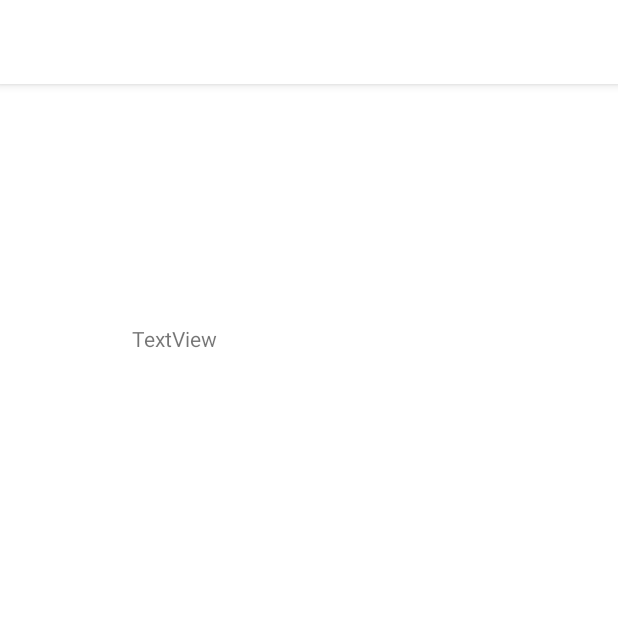
After one commit to FabioYyc/MoiveMemories, an Android app: the fragment WatchlistFragment shown on its own in the app's theme, on a phone screen of 412 x 824 dp, the top half of it. The commit adds this screen. Run offline under Robolectric (Android 15) with nearby library versions, the phone set to English and light mode, and no system bars.

Commit message:
added repo, database and viewmodel, refactor the movie view into fragment

```diff
--- a/app/build.gradle
+++ b/app/build.gradle
@@ -40,5 +40,11 @@ dependencies {
     androidTestImplementation 'androidx.test.espresso:espresso-core:3.2.0'
     implementation 'com.google.android.material:material:1.1.0'
     implementation 'com.squareup.picasso:picasso:2.71828'
+    // ViewModel and LiveData
+    implementation 'androidx.lifecycle:lifecycle-viewmodel:2.2.0'
+    implementation "androidx.lifecycle:lifecycle-livedata:2.2.0"
+// Room
+    implementation 'androidx.room:room-runtime:2.2.5'
+    annotationProcessor 'androidx.room:room-compiler:2.2.5'
 
 }
--- a/app/src/main/AndroidManifest.xml
+++ b/app/src/main/AndroidManifest.xml
@@ -13,7 +13,7 @@
         android:theme="@style/AppTheme"
         android:usesCleartextTraffic="true">
         <activity
-            android:name=".ui.MovieViewActivity"
+            android:name=".ui.MovieViewFragment"
             android:label="@string/title_activity_movie_view"
             android:theme="@style/AppTheme.NoActionBar"
             ></activity>
--- a/app/src/main/java/com/example/moivememoir/ui/HomeFragment.java
+++ b/app/src/main/java/com/example/moivememoir/ui/HomeFragment.java
@@ -1,6 +1,5 @@
 package com.example.moivememoir.ui;
 
-import android.content.Intent;
 import android.os.AsyncTask;
 import android.os.Bundle;
 import android.view.LayoutInflater;
@@ -15,8 +14,7 @@ import androidx.fragment.app.Fragment;
 
 import com.example.moivememoir.R;
 import com.example.moivememoir.entities.Person;
-import com.example.moivememoir.rest.RestHelper;
-import com.google.gson.Gson;
+import com.example.moivememoir.helpers.RestHelper;
 
 import org.json.JSONArray;
 import org.json.JSONException;
@@ -25,7 +23,6 @@ import org.json.JSONObject;
 import java.text.DateFormat;
 import java.text.SimpleDateFormat;
 import java.util.ArrayList;
-import java.util.Calendar;
 import java.util.Date;
 import java.util.HashMap;
 import java.util.List;
--- a/app/src/main/java/com/example/moivememoir/ui/LoginActivity.java
+++ b/app/src/main/java/com/example/moivememoir/ui/LoginActivity.java
@@ -12,7 +12,7 @@ import android.widget.Toast;
 
 import com.example.moivememoir.R;
 import com.example.moivememoir.entities.Person;
-import com.example.moivememoir.rest.RestHelper;
+import com.example.moivememoir.helpers.RestHelper;
 import com.google.gson.Gson;
 
 public class LoginActivity  extends AppCompatActivity{
--- a/app/src/main/java/com/example/moivememoir/ui/RegisterActivity.java
+++ b/app/src/main/java/com/example/moivememoir/ui/RegisterActivity.java
@@ -7,13 +7,11 @@ import android.graphics.Color;
 import android.graphics.drawable.ColorDrawable;
 import android.os.AsyncTask;
 import android.os.Bundle;
-import android.util.Log;
 import android.view.View;
 import android.widget.ArrayAdapter;
 import android.widget.Button;
 import android.widget.DatePicker;
 import android.widget.EditText;
-import android.widget.RadioButton;
 import android.widget.RadioGroup;
 import android.widget.Spinner;
 import android.widget.TextView;
@@ -22,10 +20,9 @@ import android.widget.Toast;
 import androidx.appcompat.app.AppCompatActivity;
 
 import com.example.moivememoir.R;
-import com.example.moivememoir.rest.RestHelper;
+import com.example.moivememoir.helpers.RestHelper;
 
 import java.util.Calendar;
-import java.util.Date;
 
 public class RegisterActivity extends AppCompatActivity {
 
--- /dev/null
+++ b/app/src/main/java/com/example/moivememoir/ui/WatchlistFragment.java
@@ -0,0 +1,39 @@
+package com.example.moivememoir.ui;
+
+import android.os.Bundle;
+import android.view.LayoutInflater;
+import android.view.View;
+import android.view.ViewGroup;
+import android.widget.TextView;
+
+import androidx.fragment.app.Fragment;
+import androidx.lifecycle.ViewModelProvider;
+
+import com.example.moivememoir.R;
+import com.example.moivememoir.entities.Person;
+import com.example.moivememoir.viewModel.WatchListViewModel;
+
+import java.text.DateFormat;
+import java.text.SimpleDateFormat;
+import java.util.ArrayList;
+import java.util.Date;
+import java.util.HashMap;
+
+public class WatchlistFragment extends Fragment {
+    private TextView tvWatchlist;
+    private WatchListViewModel watchListViewModel;
+    @Override
+    public View onCreateView(LayoutInflater inflater, ViewGroup container,
+                             Bundle savedInstanceState) {
+
+        View view = inflater.inflate(R.layout.fragment_watchlist, container, false);
+        tvWatchlist = view.findViewById(R.id.testWatchlist);
+        watchListViewModel = new ViewModelProvider(getActivity()).get(WatchListViewModel.class);
+
+        return view;
+
+
+    }
+
+
+}
--- /dev/null
+++ b/app/src/main/java/com/example/moivememoir/viewModel/WatchListViewModel.java
@@ -0,0 +1,48 @@
+package com.example.moivememoir.viewModel;
+
+import android.app.Application;
+
+import androidx.lifecycle.LiveData;
+import androidx.lifecycle.MutableLiveData;
+import androidx.lifecycle.ViewModel;
+
+import com.example.moivememoir.entities.MovieToWatch;
+import com.example.moivememoir.repository.WatchListRepo;
+
+import java.util.List;
+
+public class WatchListViewModel extends ViewModel {
+    private WatchListRepo mRepo;
+    private MutableLiveData<List<MovieToWatch>> watchList;
+
+    public WatchListViewModel() {
+        watchList = new MutableLiveData<>();
+    }
+
+    public void setWatchList(List<MovieToWatch> movies) {
+        watchList.setValue(movies);
+    }
+
+    public LiveData<List<MovieToWatch>> getAllCustomers() {
+        return mRepo.getWatchList();
+    }
+
+    public void initalizeVars(Application application) {
+        mRepo = new WatchListRepo(application);
+    }
+
+    public void insert(MovieToWatch movie) {
+        mRepo.insert(movie);
+    }
+
+    public void insertAll(MovieToWatch... movies) {
+        mRepo.insertAll(movies);
+    }
+
+    public void delete(MovieToWatch movie) {
+        mRepo.delete(movie);
+    }
+    public MovieToWatch findByID(int movieId){
+        return mRepo.findByID(movieId);
+    }
+}
--- a/app/src/main/res/layout/activity_movie_view.xml
+++ b/app/src/main/res/layout/fragment_movie_view.xml
@@ -4,10 +4,10 @@
     xmlns:tools="http://schemas.android.com/tools"
     android:layout_width="match_parent"
     android:layout_height="match_parent"
-    tools:context=".ui.MovieViewActivity">
+    tools:context=".ui.MovieViewFragment">
 
     <Button
-        android:id="@+id/addWatchList2"
+        android:id="@+id/addWatchList"
         android:layout_width="144dp"
         android:layout_height="35dp"
         android:layout_marginTop="32dp"
@@ -179,7 +179,7 @@
         android:layout_marginTop="32dp"
         android:background="@drawable/button_outline_shape"
         android:text="Add to Memoir"
-        app:layout_constraintStart_toEndOf="@+id/addWatchList2"
+        app:layout_constraintStart_toEndOf="@+id/addWatchList"
         app:layout_constraintTop_toBottomOf="@+id/movieDetails" />
 
 
--- /dev/null
+++ b/app/src/main/res/layout/fragment_watchlist.xml
@@ -0,0 +1,19 @@
+<?xml version="1.0" encoding="utf-8"?>
+<androidx.constraintlayout.widget.ConstraintLayout
+    xmlns:android="http://schemas.android.com/apk/res/android"
+    xmlns:app="http://schemas.android.com/apk/res-auto"
+    xmlns:tools="http://schemas.android.com/tools"
+    android:layout_width="match_parent"
+    android:layout_height="match_parent">
+
+    <TextView
+        android:id="@+id/testWatchlist"
+        android:layout_width="wrap_content"
+        android:layout_height="wrap_content"
+        android:layout_marginStart="88dp"
+        android:layout_marginLeft="88dp"
+        android:layout_marginTop="160dp"
+        android:text="TextView"
+        app:layout_constraintStart_toStartOf="parent"
+        app:layout_constraintTop_toTopOf="parent" />
+</androidx.constraintlayout.widget.ConstraintLayout>
```
Also changed, not shown: app/src/main/java/com/example/moivememoir/adapter/SearchMovieAdapter.java (renamed from app/src/main/java/com/example/moivememoir/adapter/RecyclerViewAdapter.java, +29 -13 lines), app/src/main/java/com/example/moivememoir/dao/WatchListDAO.java (added, +37 -0 lines), app/src/main/java/com/example/moivememoir/database/WatchListDB.java (added, +34 -0 lines), app/src/main/java/com/example/moivememoir/entities/MovieToWatch.java (added, +69 -0 lines), app/src/main/java/com/example/moivememoir/helpers/RestHelper.java (renamed from app/src/main/java/com/example/moivememoir/rest/RestHelper.java, +1 -10 lines), app/src/main/java/com/example/moivememoir/repository/WatchListRepo.java (added, +78 -0 lines), app/src/main/java/com/example/moivememoir/ui/MovieSearch.java (+5 -8 lines), app/src/main/java/com/example/moivememoir/ui/MovieViewFragment.java (renamed from app/src/main/java/com/example/moivememoir/ui/MovieViewActivity.java, +33 -20 lines), app/src/main/java/com/example/moivememoir/viewModel/ShareViewModel.java (deleted, +0 -26 lines). Lines whose indentation alone changed are shown as unchanged.
